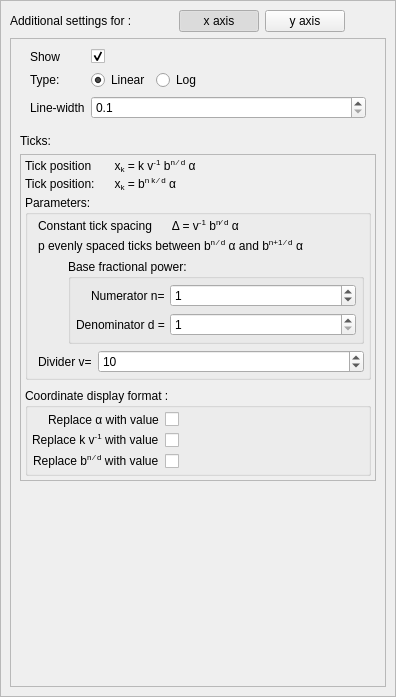
First picture: the form in Widgets/axissettingswidget.ui, repository AdelKS/ZeGrapher, before the edit.
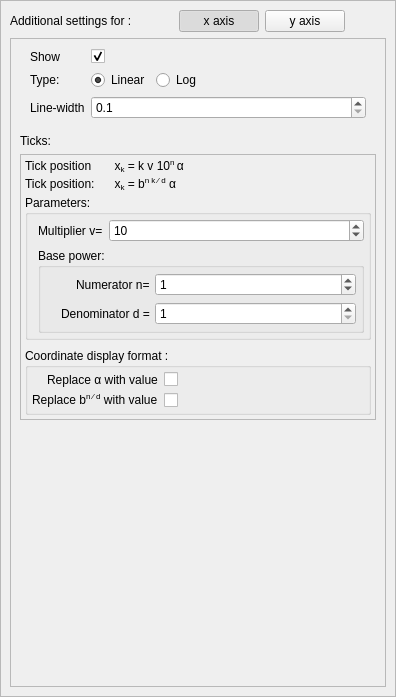
Second picture: the form after the edit. Icons and pictures are not drawn.

Commit message:
Changed linear scale to work only in base 10
Other bases are not possible/difficult to implement, I don't see how to
make the ticks for xmin=10001 and xmax=10005 with the base being pi

```diff
--- a/Widgets/axissettingswidget.ui
+++ b/Widgets/axissettingswidget.ui
@@ -329,7 +329,7 @@
              <item>
               <widget class="QLabel" name="linearScaleTickPosLabel">
                <property name="text">
-                <string>Tick position &amp;nbsp; &amp;nbsp; &amp;nbsp; x&lt;sub&gt;k&lt;/sub&gt; = k v&lt;sup&gt;-1&lt;/sup&gt;  b&lt;sup&gt;n &amp;frasl; d&lt;/sup&gt; α</string>
+                <string>Tick position &amp;nbsp; &amp;nbsp; &amp;nbsp; x&lt;sub&gt;k&lt;/sub&gt; = k v  10&lt;sup&gt;n &lt;/sup&gt; α</string>
                </property>
               </widget>
              </item>
@@ -358,23 +358,6 @@
                 <property name="bottomMargin">
                  <number>4</number>
                 </property>
-                <item>
-                 <widget class="QLabel" name="linearScaleTickDescription">
-                  <property name="text">
-                   <string>Constant tick spacing  &amp;nbsp; &amp;nbsp; &amp;nbsp;Δ = v&lt;sup&gt;-1&lt;/sup&gt; b&lt;sup&gt;n&amp;frasl; d&lt;/sup&gt; α</string>
-                  </property>
-                  <property name="alignment">
-                   <set>Qt::AlignLeading|Qt::AlignLeft|Qt::AlignVCenter</set>
-                  </property>
-                 </widget>
-                </item>
-                <item>
-                 <widget class="QLabel" name="logScaleTickDescription">
-                  <property name="text">
-                   <string>p evenly spaced ticks between b&lt;sup&gt;n &amp;frasl; d&lt;/sup&gt; α and b&lt;sup&gt;n+1 &amp;frasl; d&lt;/sup&gt; α</string>
-                  </property>
-                 </widget>
-                </item>
                 <item>
                  <layout class="QFormLayout" name="baseFormLayout">
                   <property name="topMargin">
@@ -383,24 +366,39 @@
                  </layout>
                 </item>
                 <item>
-                 <widget class="QWidget" name="widget" native="true">
-                  <layout class="QVBoxLayout" name="verticalLayout_3">
-                   <property name="leftMargin">
-                    <number>30</number>
+                 <layout class="QFormLayout" name="multiplierFormLayout">
+                  <property name="labelAlignment">
+                   <set>Qt::AlignRight|Qt::AlignTrailing|Qt::AlignVCenter</set>
                    </property>
                    <property name="topMargin">
                     <number>0</number>
                    </property>
-                   <property name="rightMargin">
-                    <number>0</number>
-                   </property>
-                   <property name="bottomMargin">
-                    <number>0</number>
-                   </property>
+                  <item row="0" column="0">
+                   <widget class="QLabel" name="linDivisionsLabel">
+                    <property name="text">
+                     <string>Multiplier v=</string>
+                    </property>
+                   </widget>
+                  </item>
+                  <item row="0" column="1">
+                   <widget class="QSpinBox" name="linDivisions">
+                    <property name="minimum">
+                     <number>1</number>
+                    </property>
+                    <property name="maximum">
+                     <number>100</number>
+                    </property>
+                    <property name="value">
+                     <number>10</number>
+                    </property>
+                   </widget>
+                  </item>
+                 </layout>
+                </item>
                    <item>
                     <widget class="QGroupBox" name="groupBox_3">
                      <property name="title">
-                      <string>Base fractional power:</string>
+                   <string>Base power:</string>
                      </property>
                      <layout class="QFormLayout" name="formLayout_2">
                       <property name="labelAlignment">
@@ -410,7 +408,7 @@
                        <number>5</number>
                       </property>
                       <property name="leftMargin">
-                       <number>5</number>
+                    <number>20</number>
                       </property>
                       <property name="topMargin">
                        <number>5</number>
@@ -465,39 +463,6 @@
                  </widget>
                 </item>
                 <item>
-                 <layout class="QFormLayout" name="multiplierFormLayout">
-                  <property name="labelAlignment">
-                   <set>Qt::AlignRight|Qt::AlignTrailing|Qt::AlignVCenter</set>
-                  </property>
-                  <property name="topMargin">
-                   <number>0</number>
-                  </property>
-                  <item row="0" column="0">
-                   <widget class="QLabel" name="linDivisionsLabel">
-                    <property name="text">
-                     <string>Divider v=</string>
-                    </property>
-                   </widget>
-                  </item>
-                  <item row="0" column="1">
-                   <widget class="QSpinBox" name="linDivisions">
-                    <property name="minimum">
-                     <number>1</number>
-                    </property>
-                    <property name="maximum">
-                     <number>100</number>
-                    </property>
-                    <property name="value">
-                     <number>10</number>
-                    </property>
-                   </widget>
-                  </item>
-                 </layout>
-                </item>
-               </layout>
-              </widget>
-             </item>
-             <item>
               <widget class="QWidget" name="basePowerWidget" native="true">
                <layout class="QVBoxLayout" name="verticalLayout">
                 <property name="spacing">
@@ -563,33 +528,13 @@
                  </widget>
                 </item>
                 <item row="1" column="0">
-                 <widget class="QLabel" name="linDecimalMultiplierLabel">
-                  <property name="text">
-                   <string>Replace k v&lt;sup&gt;-1&lt;/sup&gt; with value</string>
-                  </property>
-                 </widget>
-                </item>
-                <item row="1" column="1">
-                 <widget class="QCheckBox" name="linDecimalMultiplier">
-                  <property name="sizePolicy">
-                   <sizepolicy hsizetype="Maximum" vsizetype="Maximum">
-                    <horstretch>0</horstretch>
-                    <verstretch>0</verstretch>
-                   </sizepolicy>
-                  </property>
-                  <property name="text">
-                   <string/>
-                  </property>
-                 </widget>
-                </item>
-                <item row="2" column="0">
                  <widget class="QLabel" name="replaceBaseWithValueLabel">
                   <property name="text">
                    <string>Replace b&lt;sup&gt;n &amp;frasl; d&lt;/sup&gt; with value</string>
                   </property>
                  </widget>
                 </item>
-                <item row="2" column="1">
+                <item row="1" column="1">
                  <widget class="QCheckBox" name="decimalBase">
                   <property name="text">
                    <string/>
```
Left out of the diff: 8 changed lines with no effect on the pictures. Lines whose indentation alone changed are shown as unchanged. The commit also changes 6 other files.
